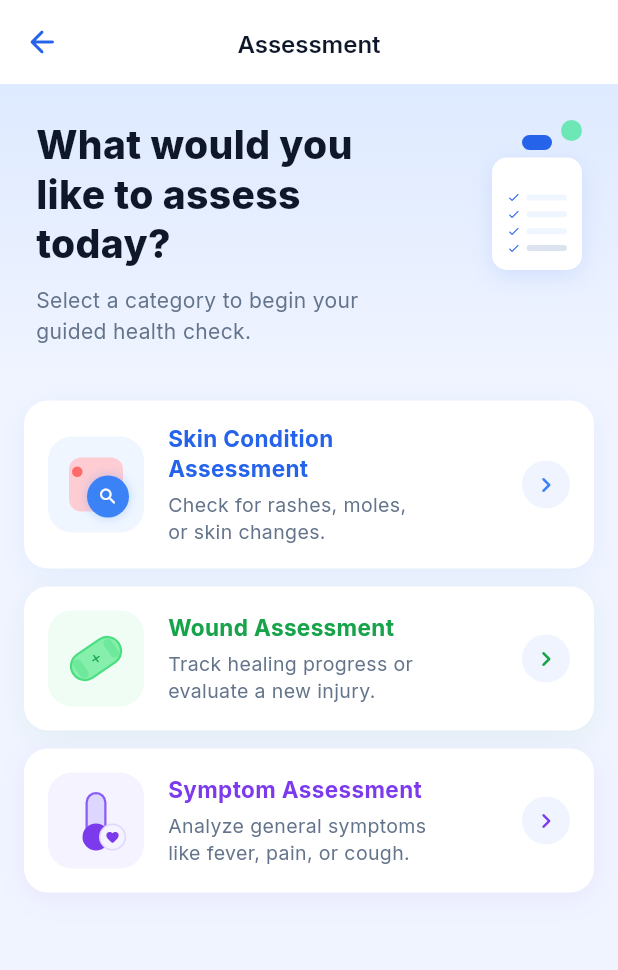
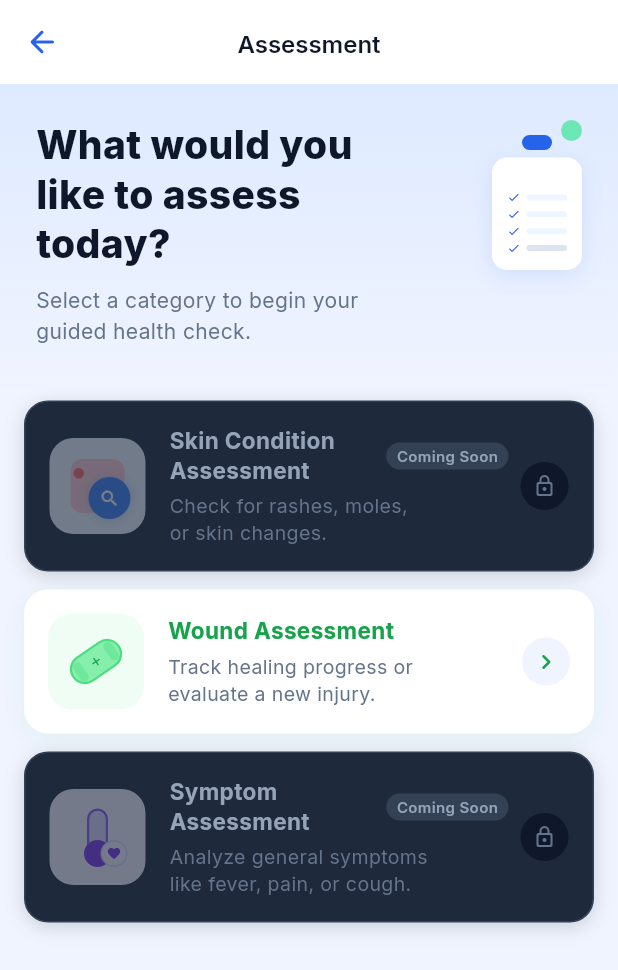
Before and after one commit to Aiyennn/Suri, a Flutter app: the AssessmentSelectionPage screen opened by its route, on a phone screen of 412 x 824 dp. Shown: the top 970 px of the screen. Run offline on Flutter 3.47's test engine with Material 3 defaults, Android fonts, the phone set to English and light mode, and no system bars; our stand-ins replace flutter_map, flutter_riverpod, flutter_secure_storage, geolocator, go_router, google_fonts and 2 more; accounts and stored records are empty; network calls fail.

Commit message:
fix: disable skin condition and symptom assessments

```diff
--- a/mobile/lib/features/assessment/presentation/pages/assessment_selection_page.dart
+++ b/mobile/lib/features/assessment/presentation/pages/assessment_selection_page.dart
@@ -102,7 +102,8 @@ class AssessmentSelectionPage extends StatelessWidget {
                       subtitle: 'Check for rashes, moles,\nor skin changes.',
                       titleColor: AppColors.primary,
                       accentColor: const Color(0xFF3B82F6),
-                      onTap: () => context.push(RoutePaths.patientDetails),
+                      isEnabled: false,
+                      onTap: null,
                     ),
                     const SizedBox(height: AppSpacing.md),
                     _AssessmentCard(
@@ -111,6 +112,7 @@ class AssessmentSelectionPage extends StatelessWidget {
                       subtitle: 'Track healing progress or\nevaluate a new injury.',
                       titleColor: const Color(0xFF16A34A),
                       accentColor: const Color(0xFF16A34A),
+                      isEnabled: true,
                       onTap: () => context.push(RoutePaths.patientDetails),
                     ),
                     const SizedBox(height: AppSpacing.md),
@@ -120,7 +122,8 @@ class AssessmentSelectionPage extends StatelessWidget {
                       subtitle: 'Analyze general symptoms\nlike fever, pain, or cough.',
                       titleColor: const Color(0xFF7C3AED),
                       accentColor: const Color(0xFF7C3AED),
-                      onTap: () => context.push(RoutePaths.patientDetails),
+                      isEnabled: false,
+                      onTap: null,
                     ),
                     const SizedBox(height: AppSpacing.xxl),
                   ],
@@ -142,7 +145,8 @@ class _AssessmentCard extends StatefulWidget {
   final String subtitle;
   final Color titleColor;
   final Color accentColor;
-  final VoidCallback onTap;
+  final VoidCallback? onTap;
+  final bool isEnabled;
 
   const _AssessmentCard({
     required this.icon,
@@ -150,7 +154,8 @@ class _AssessmentCard extends StatefulWidget {
     required this.subtitle,
     required this.titleColor,
     required this.accentColor,
-    required this.onTap,
+    this.onTap,
+    this.isEnabled = true,
   });
 
   @override
@@ -162,6 +167,102 @@ class _AssessmentCardState extends State<_AssessmentCard> {
 
   @override
   Widget build(BuildContext context) {
+    if (!widget.isEnabled) {
+      return Container(
+        padding: const EdgeInsets.all(AppSpacing.lg),
+        decoration: BoxDecoration(
+          color: const Color(0xFF1E293B),
+          borderRadius: BorderRadius.circular(AppSpacing.radiusLg),
+          border: Border.all(color: const Color(0xFF334155)),
+          boxShadow: [
+            BoxShadow(
+              color: Colors.black.withValues(alpha: 0.15),
+              blurRadius: 10,
+              offset: const Offset(0, 3),
+            ),
+          ],
+        ),
+        child: Row(
+          children: [
+            // Dark / dimmed icon container
+            Opacity(
+              opacity: 0.4,
+              child: widget.icon,
+            ),
+            const SizedBox(width: AppSpacing.lg),
+
+            // Title + subtitle + badge
+            Expanded(
+              child: Column(
+                crossAxisAlignment: CrossAxisAlignment.start,
+                children: [
+                  Row(
+                    children: [
+                      Expanded(
+                        child: Text(
+                          widget.title,
+                          style: GoogleFonts.inter(
+                            fontSize: 15,
+                            fontWeight: FontWeight.w700,
+                            color: const Color(0xFF94A3B8),
+                            height: 1.3,
+                          ),
+                        ),
+                      ),
+                      Container(
+                        padding: const EdgeInsets.symmetric(
+                          horizontal: 7,
+                          vertical: 2,
+                        ),
+                        decoration: BoxDecoration(
+                          color: const Color(0xFF334155),
+                          borderRadius:
+                              BorderRadius.circular(AppSpacing.radiusFull),
+                        ),
+                        child: Text(
+                          'Coming Soon',
+                          style: GoogleFonts.inter(
+                            fontSize: 10,
+                            fontWeight: FontWeight.w600,
+                            color: const Color(0xFF94A3B8),
+                          ),
+                        ),
+                      ),
+                    ],
+                  ),
+                  const SizedBox(height: 4),
+                  Text(
+                    widget.subtitle,
+                    style: GoogleFonts.inter(
+                      fontSize: 13,
+                      color: const Color(0xFF64748B),
+                      height: 1.4,
+                    ),
+                  ),
+                ],
+              ),
+            ),
+
+            // Disabled lock icon
+            const SizedBox(width: AppSpacing.sm),
+            Container(
+              width: 32,
+              height: 32,
+              decoration: BoxDecoration(
+                color: const Color(0xFF0F172A),
+                borderRadius: BorderRadius.circular(AppSpacing.radiusFull),
+              ),
+              child: const Icon(
+                Icons.lock_outline_rounded,
+                size: 16,
+                color: Color(0xFF64748B),
+              ),
+            ),
+          ],
+        ),
+      );
+    }
+
     return GestureDetector(
       onTap: widget.onTap,
       onTapDown: (_) => setState(() => _pressed = true),
```
